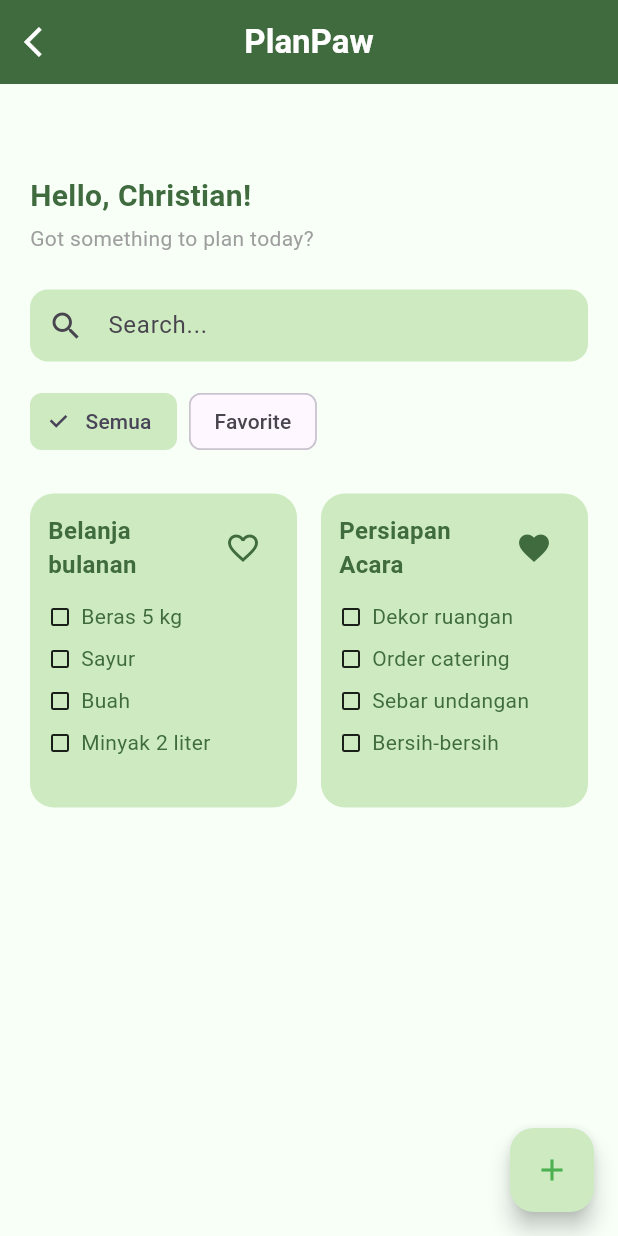
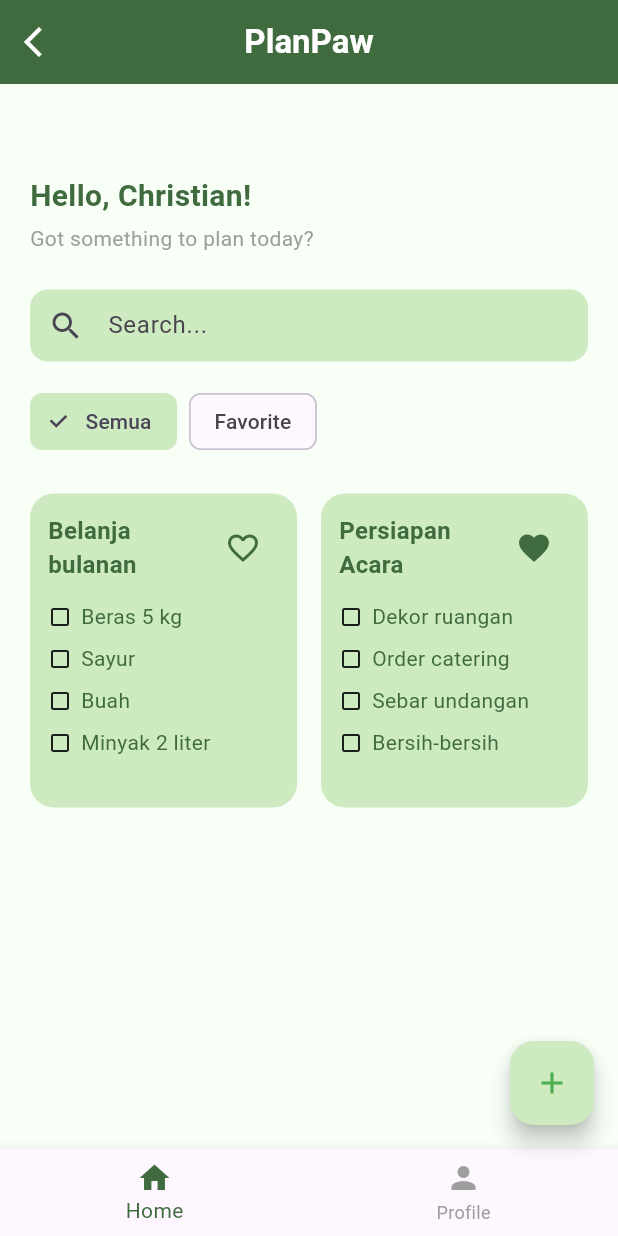
Before and after one commit to christianptrii/TodoApp_Flutter, a Flutter app: the HomeScreen screen opened directly, on a phone screen of 412 x 824 dp. Run offline on Flutter 3.47's test engine with Material 3 defaults, Android fonts, the phone set to English and light mode, and no system bars; our stand-ins replace font_awesome_flutter; Roboto replaces fonts that are missing (inter).

Commit message:
Update : Menambahkan navigation bottom

```diff
--- a/lib/homeScreen.dart
+++ b/lib/homeScreen.dart
@@ -1,9 +1,7 @@
-// Import library bawaan Flutter dan dua screen lainnya
 import 'package:flutter/material.dart';
-import 'package:todoapp/addScreen.dart'; // Halaman untuk menambahkan todo baru
-import 'package:todoapp/loginScreen.dart'; // Halaman login untuk logout atau back
+import 'package:todoapp/addScreen.dart';
+import 'package:todoapp/loginScreen.dart';
 
-// HomeScreen adalah halaman utama, pakai StatefulWidget karena ada state yang bisa berubah (todo list, search, filter)
 class HomeScreen extends StatefulWidget {
   const HomeScreen({super.key});
 
@@ -12,24 +10,13 @@
 }
 
 class _HomeScreenState extends State<HomeScreen> {
-  //list untuk bottom bar
   int myIndex = 0;
-  List<Widget> widgetlist = [
-    Text('Home', style: TextStyle(fontSize: 40)),
-    Text('Profile', style: TextStyle(fontSize: 40)),
-  ];
 
-  // Data dummy todo list, disimpan sebagai List Map untuk memuat lebih dari satu atribut per todo
   List<Map<String, dynamic>> todos = [
     {
       'title': 'Belanja bulanan',
-      'isFavorite': false, // Apakah todo ini diberi tanda favorit
-      'items': [
-        'Beras 5 kg',
-        'Sayur',
-        'Buah',
-        'Minyak 2 liter',
-      ], // Subtask dalam todo
+      'isFavorite': false,
+      'items': ['Beras 5 kg', 'Sayur', 'Buah', 'Minyak 2 liter'],
     },
     {
       'title': 'Persiapan Acara',
@@ -43,75 +30,33 @@
     },
   ];
 
-  String filter = 'Semua'; // Menyimpan status filter aktif: Semua atau Favorite
-  String searchQuery = ''; // Kata kunci dari input pencarian
+  String filter = 'Semua';
+  String searchQuery = '';
 
   @override
   Widget build(BuildContext context) {
-    // Warna utama aplikasi (pastel green untuk background dan greenText untuk teks utama)
     final Color pastelGreen = const Color(0xFFCDEAC0);
     final Color greenText = const Color(0xFF3F6B3F);
 
-    // Proses penyaringan todos berdasarkan filter dan searchQuery
     final filteredTodos =
         (filter == 'Semua'
-                ? todos // Jika filter "Semua", tampilkan semua
-                : todos.where(
-                  (todo) =>
-                      todo['isFavorite'] ==
-                      true, // Jika filter "Favorite", ambil yang favorit saja
-                ))
+                ? todos
+                : todos.where((todo) => todo['isFavorite'] == true))
             .where(
               (todo) => todo['title'].toLowerCase().contains(
-                searchQuery
-                    .toLowerCase(), // Pencocokan kata kunci pencarian, tidak case-sensitive
+                searchQuery.toLowerCase(),
               ),
             )
-            .toList(); // Ubah hasil jadi List
+            .toList();
 
-    return Scaffold(
-      //kerangka utama halaman, terdiri dari 'AppBar', 'FloatingActionButton', dan 'body'
-      backgroundColor: const Color(
-        0xFFF7FFF7,
-      ), // Warna background keseluruhan halaman
-      appBar: AppBar(
-        backgroundColor: greenText, // Warna AppBar
-        leading: IconButton(
-          icon: const Icon(Icons.arrow_back_ios, color: Colors.white),
-          onPressed: () {
-            // Tombol untuk kembali ke halaman login
-            Navigator.pushReplacement(
-              context,
-              MaterialPageRoute(builder: (context) => const LoginScreen()),
-            );
-          },
-        ),
-        title: const Text(
-          'PlanPaw',
-          style: TextStyle(color: Colors.white, fontWeight: FontWeight.bold),
-        ),
-        centerTitle: true, // Judul berada di tengah
-      ),
-      floatingActionButton: FloatingActionButton(
-        backgroundColor: pastelGreen,
-        onPressed: () {
-          // Ketika tombol tambah ditekan, navigasi ke halaman AddScreen
-          Navigator.push(
-            context,
-            MaterialPageRoute(builder: (context) => AddScreen()),
-          );
-        },
-        child: const Icon(Icons.add, color: Colors.green), // Ikon tambah
-      ),
-      body: LayoutBuilder(
-        //LayoutBuilder dan Konten Utama
+    // Tampilan Halaman Home
+    final homeContent = LayoutBuilder(
       builder: (context, constraints) {
         return Padding(
           padding: const EdgeInsets.symmetric(horizontal: 20, vertical: 60),
           child: Column(
             crossAxisAlignment: CrossAxisAlignment.start,
             children: [
-                // Greeting kepada user
               Text(
                 "Hello, Christian!",
                 style: TextStyle(
@@ -126,8 +71,6 @@
                 style: TextStyle(fontSize: 14, color: Colors.grey),
               ),
               const SizedBox(height: 24),
-
-                // Search bar untuk mencari todo berdasarkan judul
               Container(
                 decoration: BoxDecoration(
                   color: pastelGreen,
@@ -137,20 +80,17 @@
                 child: TextField(
                   onChanged: (value) {
                     setState(() {
-                        searchQuery =
-                            value; // Set nilai pencarian saat user mengetik
+                      searchQuery = value;
                     });
                   },
                   decoration: const InputDecoration(
                     border: InputBorder.none,
-                      hintText: 'Search...', // Placeholder
+                    hintText: 'Search...',
                     icon: Icon(Icons.search),
                   ),
                 ),
               ),
               const SizedBox(height: 16),
-
-                // Filter chip untuk memilih tampilan: semua todo atau hanya yang favorit
               Row(
                 children: [
                   FilterChip(
@@ -159,7 +99,7 @@
                     selectedColor: pastelGreen,
                     onSelected: (_) {
                       setState(() {
-                          filter = 'Semua'; // Ganti filter ke semua
+                        filter = 'Semua';
                       });
                     },
                   ),
@@ -170,26 +110,19 @@
                     selectedColor: pastelGreen,
                     onSelected: (_) {
                       setState(() {
-                          filter = 'Favorite'; // Ganti filter ke favorit
+                        filter = 'Favorite';
                       });
                     },
                   ),
                 ],
               ),
               const SizedBox(height: 24),
-
-                // GridView untuk menampilkan todo dalam bentuk grid, responsif sesuai lebar layar
               Expanded(
                 child: GridView.count(
-                    crossAxisCount:
-                        constraints.maxWidth >
-                                600 //ika lebar layar > 600, akan tampil 3 kolom, jika tidak, 2 kolom untuk hp
-                            ? 3
-                            : 2,
-                    childAspectRatio:
-                        0.85, // Perbandingan lebar dan tinggi tiap card
-                    crossAxisSpacing: 16, // Jarak horizontal antar card
-                    mainAxisSpacing: 16, // Jarak vertikal antar card
+                  crossAxisCount: constraints.maxWidth > 600 ? 3 : 2,
+                  childAspectRatio: 0.85,
+                  crossAxisSpacing: 16,
+                  mainAxisSpacing: 16,
                   children:
                       filteredTodos.map((todo) {
                         return Container(
@@ -201,14 +134,13 @@
                           child: Column(
                             crossAxisAlignment: CrossAxisAlignment.start,
                             children: [
-                                // Judul todo + tombol favorite (icon)
                               Row(
                                 mainAxisAlignment:
                                     MainAxisAlignment.spaceBetween,
                                 children: [
                                   Expanded(
                                     child: Text(
-                                        todo['title'], // Tampilkan judul
+                                      todo['title'],
                                       style: TextStyle(
                                         fontWeight: FontWeight.bold,
                                         color: greenText,
@@ -220,22 +152,19 @@
                                     icon: Icon(
                                       todo['isFavorite']
                                           ? Icons.favorite
-                                            : Icons
-                                                .favorite_border, // Icon favorit toggle
+                                          : Icons.favorite_border,
                                       color: greenText,
                                     ),
                                     onPressed: () {
                                       setState(() {
                                         todo['isFavorite'] =
-                                              !todo['isFavorite']; // Toggle status favorit
+                                            !todo['isFavorite'];
                                       });
                                     },
                                   ),
                                 ],
                               ),
                               const SizedBox(height: 8),
-
-                                // List sub-item (subtask) dalam todo
                               ...List.generate(
                                 (todo['items'] as List).length,
                                 (index) => Padding(
@@ -245,14 +174,13 @@
                                   child: Row(
                                     children: [
                                       const Icon(
-                                          Icons
-                                              .check_box_outline_blank, // Icon checklist (belum dicentang)
+                                        Icons.check_box_outline_blank,
                                         size: 16,
                                       ),
                                       const SizedBox(width: 6),
                                       Expanded(
                                         child: Text(
-                                            todo['items'][index], // Tampilkan nama item
+                                          todo['items'][index],
                                           style: TextStyle(color: greenText),
                                         ),
                                       ),
@@ -263,13 +191,66 @@
                             ],
                           ),
                         );
-                        }).toList(), // Ubah hasil map ke list widget
+                      }).toList(),
                 ),
               ),
             ],
           ),
         );
       },
+    );
+
+    // Tampilan Halaman Profile
+    final profileContent = const Center(
+      child: Text('Profile', style: TextStyle(fontSize: 40)),
+    );
+
+    return Scaffold(
+      backgroundColor: const Color(0xFFF7FFF7),
+      appBar: AppBar(
+        backgroundColor: greenText,
+        leading: IconButton(
+          icon: const Icon(Icons.arrow_back_ios, color: Colors.white),
+          onPressed: () {
+            Navigator.pushReplacement(
+              context,
+              MaterialPageRoute(builder: (context) => const LoginScreen()),
+            );
+          },
+        ),
+        title: const Text(
+          'PlanPaw',
+          style: TextStyle(color: Colors.white, fontWeight: FontWeight.bold),
+        ),
+        centerTitle: true,
+      ),
+      floatingActionButton: FloatingActionButton(
+        backgroundColor: pastelGreen,
+        onPressed: () {
+          Navigator.push(
+            context,
+            MaterialPageRoute(builder: (context) => AddScreen()),
+          );
+        },
+        child: const Icon(Icons.add, color: Colors.green),
+      ),
+      body: IndexedStack(
+        index: myIndex,
+        children: [homeContent, profileContent],
+      ),
+      bottomNavigationBar: BottomNavigationBar(
+        currentIndex: myIndex,
+        onTap: (index) {
+          setState(() {
+            myIndex = index;
+          });
+        },
+        selectedItemColor: greenText,
+        unselectedItemColor: Colors.grey,
+        items: const [
+          BottomNavigationBarItem(icon: Icon(Icons.home), label: 'Home'),
+          BottomNavigationBarItem(icon: Icon(Icons.person), label: 'Profile'),
+        ],
       ),
     );
   }
```
Lines whose indentation alone changed are shown as unchanged.
